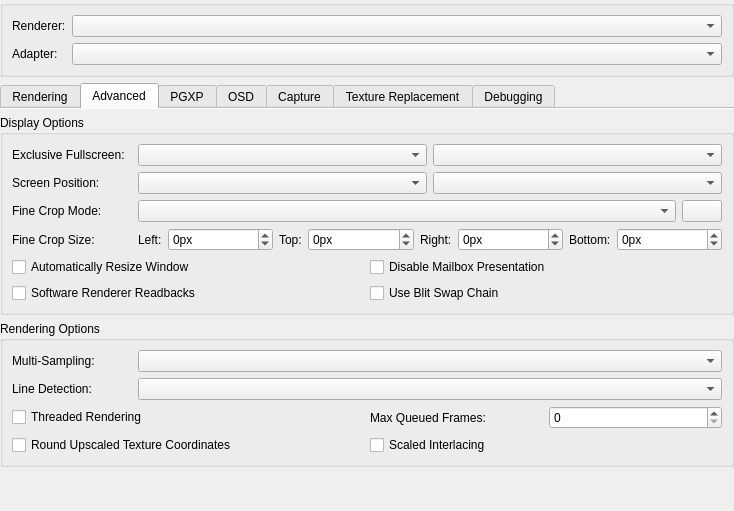
Qt form src/duckstation-qt/graphicssettingswidget.ui (stenzek/duckstation) before a commit.
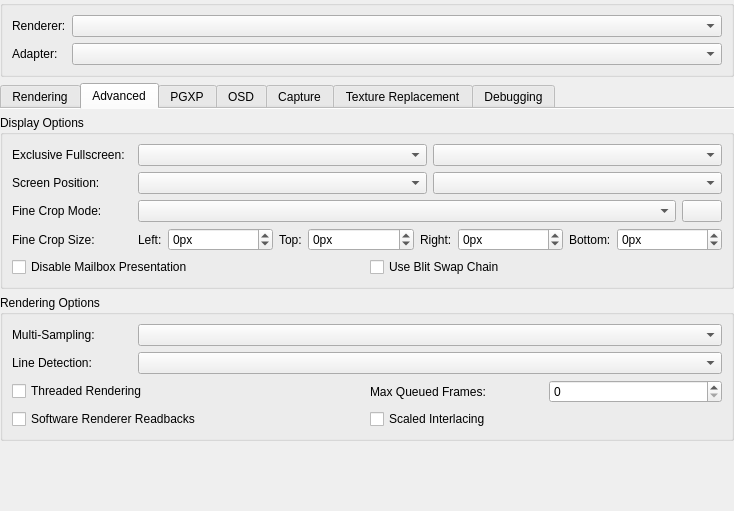
The same form after that commit. The open tabs and pages were chosen to show the change. Icons and pictures are not drawn.

The edit to the form file:
```diff
--- a/src/duckstation-qt/graphicssettingswidget.ui
+++ b/src/duckstation-qt/graphicssettingswidget.ui
@@ -274,6 +274,13 @@
               </property>
              </widget>
             </item>
+            <item row="2" column="1">
+             <widget class="QCheckBox" name="forceRoundedTexcoords">
+              <property name="text">
+               <string>Round Upscaled Texture Coordinates</string>
+              </property>
+             </widget>
+            </item>
            </layout>
           </item>
          </layout>
@@ -475,33 +482,19 @@
           <item row="4" column="0" colspan="2">
            <layout class="QGridLayout" name="advancedDisplayOptionsLayout">
             <item row="0" column="0">
-             <widget class="QCheckBox" name="automaticallyResizeWindow">
-              <property name="text">
-               <string>Automatically Resize Window</string>
-              </property>
-             </widget>
-            </item>
-            <item row="0" column="1">
              <widget class="QCheckBox" name="disableMailboxPresentation">
               <property name="text">
                <string>Disable Mailbox Presentation</string>
               </property>
              </widget>
             </item>
-            <item row="1" column="1">
+            <item row="0" column="1">
              <widget class="QCheckBox" name="blitSwapChain">
               <property name="text">
                <string>Use Blit Swap Chain</string>
               </property>
              </widget>
             </item>
-            <item row="1" column="0">
-             <widget class="QCheckBox" name="useSoftwareRendererForReadbacks">
-              <property name="text">
-               <string>Software Renderer Readbacks</string>
-              </property>
-             </widget>
-            </item>
            </layout>
           </item>
          </layout>
@@ -535,20 +528,6 @@
           </item>
           <item row="2" column="0" colspan="2">
            <layout class="QGridLayout" name="gridLayout_5">
-            <item row="1" column="1">
-             <widget class="QCheckBox" name="scaledInterlacing">
-              <property name="text">
-               <string>Scaled Interlacing</string>
-              </property>
-             </widget>
-            </item>
-            <item row="1" column="0">
-             <widget class="QCheckBox" name="forceRoundedTexcoords">
-              <property name="text">
-               <string>Round Upscaled Texture Coordinates</string>
-              </property>
-             </widget>
-            </item>
             <item row="0" column="0">
              <widget class="QCheckBox" name="gpuThread">
               <property name="text">
@@ -574,6 +553,20 @@
               </item>
              </layout>
             </item>
+            <item row="1" column="0">
+             <widget class="QCheckBox" name="useSoftwareRendererForReadbacks">
+              <property name="text">
+               <string>Software Renderer Readbacks</string>
+              </property>
+             </widget>
+            </item>
+            <item row="1" column="1">
+             <widget class="QCheckBox" name="scaledInterlacing">
+              <property name="text">
+               <string>Scaled Interlacing</string>
+              </property>
+             </widget>
+            </item>
            </layout>
           </item>
          </layout>
```
